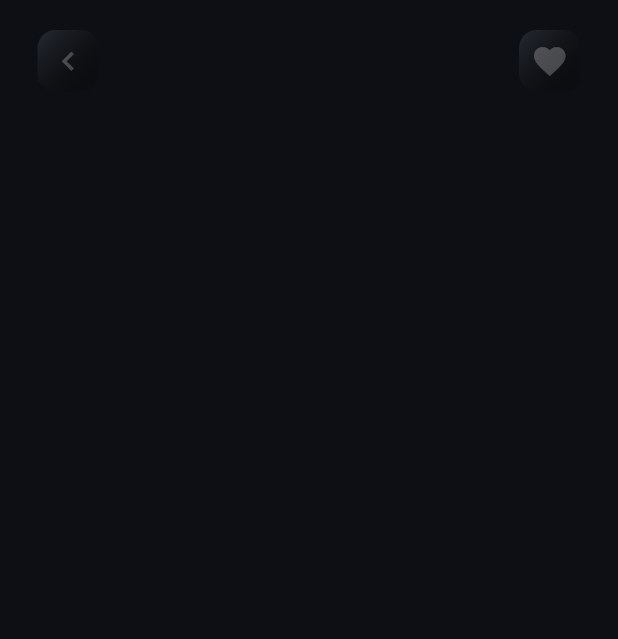
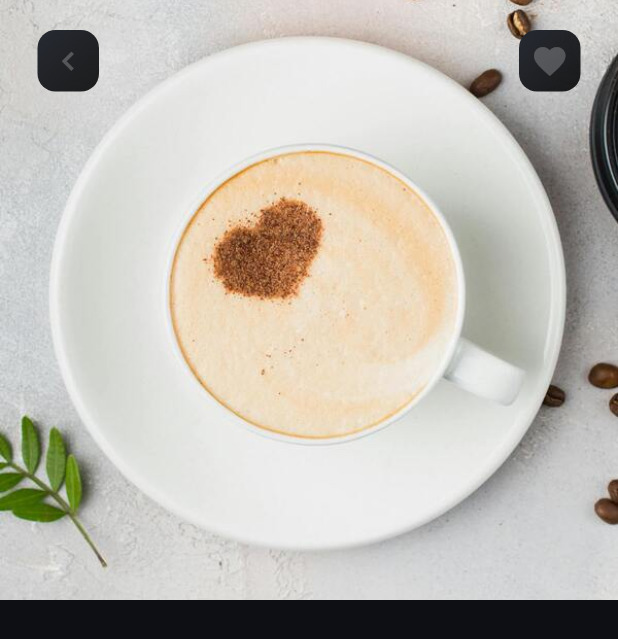
Before and after one commit to AlexEduV/coffee_app_flutter, a Flutter app: the screen it shows after launch, after a tap on "4.5", on a phone screen of 412 x 824 dp. Shown: the top 639 px of the screen. Run offline on Flutter 3.47's test engine with Material 3 defaults, Android fonts, the phone set to English and light mode, and no system bars; our stand-ins replace font_awesome_flutter, gap, go_router.

Commit message:
working on the details page;

```diff
--- a/lib/pages/details_page.dart
+++ b/lib/pages/details_page.dart
@@ -1,10 +1,10 @@
 import 'package:flutter/material.dart';
 
 import 'package:coffee_app_flutter/model/coffee.dart';
-import 'package:gap/gap.dart';
+import 'package:go_router/go_router.dart';
 
-import '../style/colors.dart';
-import '../widgets/app_bar_button.dart';
+import 'package:coffee_app_flutter/style/colors.dart';
+import 'package:coffee_app_flutter/widgets/app_bar_button.dart';
 
 class DetailsPage extends StatefulWidget {
 
@@ -31,15 +31,34 @@ class _DetailsPageState extends State<DetailsPage> {
             crossAxisAlignment: CrossAxisAlignment.start,
             children: [
 
-              Padding(
-                padding: const EdgeInsets.symmetric(horizontal: 25.0, vertical: 20.0),
+              Stack(
+                children: [
+
+                  Container(
+                    height: 400,
+                    width: double.maxFinite,
+                    decoration: BoxDecoration(
+                      image: DecorationImage(
+                        image: AssetImage(widget.coffee.imageSource),
+                        fit: BoxFit.fitWidth,
+                      ),
+                    ),
+                  ),
+
+                  Positioned(
+                    top: 20.0,
+                    left: 25.0,
+                    right: 25.0,
                     child: Row(
                       mainAxisAlignment: MainAxisAlignment.spaceBetween,
                       children: [
 
                         //menu
                         AppBarButton(
-                      onTap: () {},
+                          onTap: () {
+                            //go back
+                            context.go('/');
+                          },
                           icon: Icons.chevron_left,
                         ),
 
@@ -51,7 +70,11 @@ class _DetailsPageState extends State<DetailsPage> {
 
                       ],
                     ),
-              )
+                  ),
+                ],
+              ),
+
+
 
             ],
           ),
--- a/lib/widgets/app_bar_button.dart
+++ b/lib/widgets/app_bar_button.dart
@@ -28,7 +28,7 @@ class AppBarButton extends StatelessWidget {
             end: Alignment.bottomRight,
             colors: [
               ProjectColors.accentDarkColor,
-              Colors.black12,
+              Colors.black87,
             ],
           ),
           borderRadius: borderRadius,
--- a/lib/widgets/carousel_item.dart
+++ b/lib/widgets/carousel_item.dart
@@ -26,7 +26,7 @@ class CarouselItem extends StatelessWidget {
           end: Alignment.bottomRight,
           colors: [
             ProjectColors.accentDarkColor,
-            Colors.black12,
+            Colors.black87,
           ],
         ),
       ),
--- a/lib/widgets/specials_item.dart
+++ b/lib/widgets/specials_item.dart
@@ -31,7 +31,7 @@ class SpecialsItem extends StatelessWidget {
           end: Alignment.bottomRight,
           colors: [
             ProjectColors.accentDarkColor,
-            Colors.black12,
+            Colors.black87,
           ],
         ),
       ),
```
Lines whose indentation alone changed are shown as unchanged.
